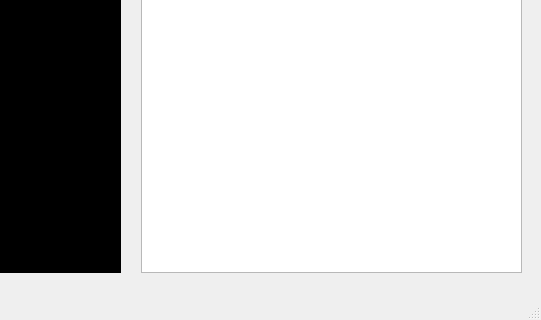
Above: main.ui from synml/motion-detector before the change; both pictures show x 689 to 1230 and y 360 to 680 of the 1230 by 680 pixel window. Below: the same form after it.
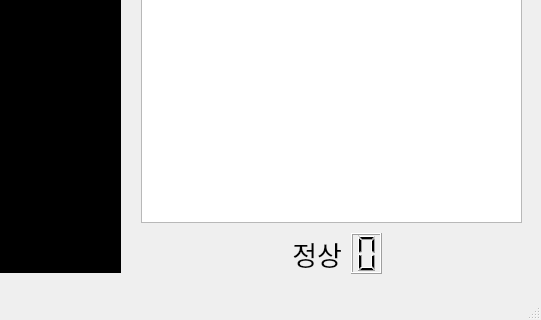
That is the form after the change. Icons and pictures are not drawn.

Commit message: ui: Add status label and idle time lcd

What changed in the file:
```diff
--- a/main.ui
+++ b/main.ui
@@ -78,7 +78,7 @@
       <x>830</x>
       <y>69</y>
       <width>381</width>
-      <height>541</height>
+      <height>491</height>
      </rect>
     </property>
    </widget>
@@ -108,6 +108,42 @@
      <string>Set Option</string>
     </property>
    </widget>
+   <widget class="QLCDNumber" name="idleTimeLcd">
+    <property name="geometry">
+     <rect>
+      <x>1040</x>
+      <y>570</y>
+      <width>31</width>
+      <height>41</height>
+     </rect>
+    </property>
+    <property name="digitCount">
+     <number>1</number>
+    </property>
+   </widget>
+   <widget class="QLabel" name="statusLabel">
+    <property name="geometry">
+     <rect>
+      <x>830</x>
+      <y>570</y>
+      <width>201</width>
+      <height>41</height>
+     </rect>
+    </property>
+    <property name="font">
+     <font>
+      <pointsize>20</pointsize>
+      <weight>50</weight>
+      <bold>false</bold>
+     </font>
+    </property>
+    <property name="text">
+     <string>정상</string>
+    </property>
+    <property name="alignment">
+     <set>Qt::AlignRight|Qt::AlignTrailing|Qt::AlignVCenter</set>
+    </property>
+   </widget>
   </widget>
   <widget class="QMenuBar" name="menubar">
    <property name="geometry">
```
